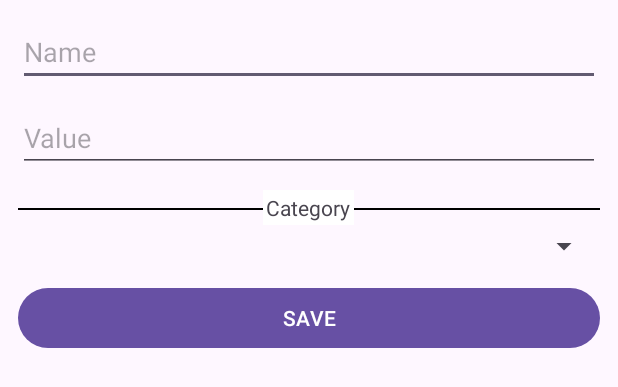
After one commit to PatrykMCoder/Expense-Tracker, an Android app: the layout fragment_edit_expense.xml on its own in the app's theme, with its tools: preview values and no code run, on a phone screen of 412 x 824 dp. The commit adds this screen. Shown: the top 387 px of the screen. Run offline under Robolectric (Android 15) with nearby library versions, the phone set to English and light mode, and no system bars.

Commit message:
Edit expenses

```diff
--- a/app/src/main/java/com/pmprogramms/expensetracker/repository/CategoriesRepository.kt
+++ b/app/src/main/java/com/pmprogramms/expensetracker/repository/CategoriesRepository.kt
@@ -1,6 +1,5 @@
 package com.pmprogramms.expensetracker.repository
 
-import android.database.sqlite.SQLiteConstraintException
 import androidx.lifecycle.LiveData
 import com.pmprogramms.expensetracker.database.dao.CategoryDao
 import com.pmprogramms.expensetracker.model.Category
--- /dev/null
+++ b/app/src/main/res/layout/fragment_edit_expense.xml
@@ -0,0 +1,67 @@
+<?xml version="1.0" encoding="utf-8"?>
+<androidx.constraintlayout.widget.ConstraintLayout xmlns:android="http://schemas.android.com/apk/res/android"
+    xmlns:app="http://schemas.android.com/apk/res-auto"
+    xmlns:tools="http://schemas.android.com/tools"
+    android:layout_width="match_parent"
+    android:layout_height="match_parent"
+    tools:context=".view.fragments.InsertFragment"
+    android:orientation="vertical">
+
+    <EditText
+        android:id="@+id/expense_name"
+        android:layout_width="match_parent"
+        android:layout_height="wrap_content"
+        android:layout_marginStart="12dp"
+        android:layout_marginTop="12dp"
+        android:layout_marginEnd="12dp"
+        android:hint="Name"
+        app:layout_constraintEnd_toEndOf="parent"
+        app:layout_constraintStart_toStartOf="parent"
+        app:layout_constraintTop_toTopOf="parent" />
+
+    <EditText
+        android:id="@+id/expense_value"
+        android:layout_width="match_parent"
+        android:layout_height="wrap_content"
+        android:layout_marginStart="12dp"
+        android:layout_marginTop="12dp"
+        android:layout_marginEnd="12dp"
+        android:hint="Value"
+        app:layout_constraintEnd_toEndOf="parent"
+        app:layout_constraintStart_toStartOf="parent"
+        app:layout_constraintTop_toBottomOf="@id/expense_name"
+        android:inputType="number|numberDecimal"/>
+
+    <include
+        android:id="@+id/divider_text"
+        layout="@layout/divider_with_text"
+        android:layout_width="match_parent"
+        android:layout_height="wrap_content"
+        android:layout_marginTop="12dp"
+        app:layout_constraintEnd_toEndOf="parent"
+        app:layout_constraintStart_toStartOf="parent"
+        app:layout_constraintTop_toBottomOf="@+id/expense_value" />
+
+    <Spinner
+        android:id="@+id/category_spinner"
+        android:layout_width="match_parent"
+        android:layout_height="wrap_content"
+        android:layout_marginStart="12dp"
+        android:layout_marginEnd="12dp"
+        app:layout_constraintEnd_toEndOf="parent"
+        app:layout_constraintStart_toStartOf="parent"
+        app:layout_constraintTop_toBottomOf="@+id/divider_text" />
+
+    <Button
+        android:id="@+id/button"
+        android:layout_width="match_parent"
+        android:layout_height="wrap_content"
+        android:layout_marginStart="12dp"
+        android:layout_marginTop="12dp"
+        android:layout_marginEnd="12dp"
+        android:text="SAVE"
+        app:layout_constraintEnd_toEndOf="parent"
+        app:layout_constraintStart_toStartOf="parent"
+        app:layout_constraintTop_toBottomOf="@+id/category_spinner" />
+
+</androidx.constraintlayout.widget.ConstraintLayout>
```
Also changed, not shown: app/src/main/java/com/pmprogramms/expensetracker/database/dao/ExpenseDao.kt (+8 -0 lines), app/src/main/java/com/pmprogramms/expensetracker/repository/ExpensesRepository.kt (+20 -1 lines), app/src/main/java/com/pmprogramms/expensetracker/view/fragments/EditExpenseFragment.kt (added, +98 -0 lines), app/src/main/java/com/pmprogramms/expensetracker/view/fragments/ExpensesFragment.kt (+19 -5 lines), app/src/main/java/com/pmprogramms/expensetracker/view/fragments/HomeFragment.kt (+32 -4 lines), app/src/main/java/com/pmprogramms/expensetracker/viewmodel/ExpensesViewModel.kt (+32 -0 lines), app/src/main/res/layout/bottom_sheet_dialog_expense.xml (+21 -0 lines), app/src/main/res/navigation/nav_graph.xml (+17 -1 lines).
